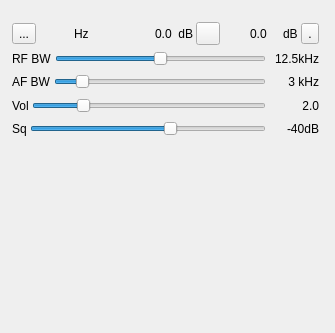
Old version of the form plugins/channel/bfm/bfmdemodgui.ui in the repository f4exb/sdrangel.
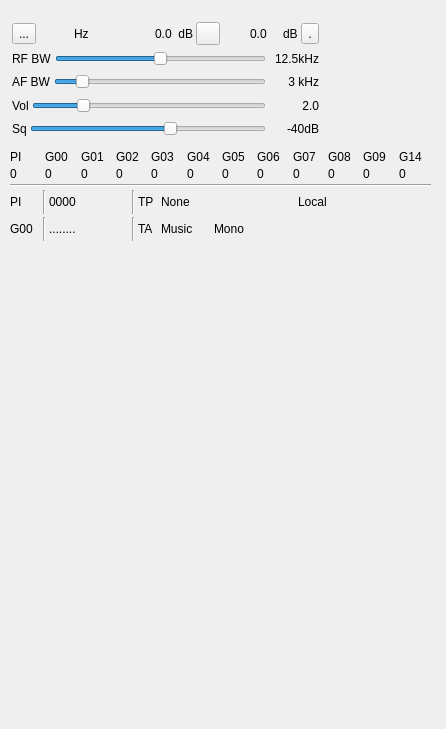
New version of the form. Icons and pictures are not drawn. Custom widgets are drawn as their Qt base class.

Commit message: BFM demod: RDS GUI part #1: counters, PI and Group 0

```diff
--- a/plugins/channel/bfm/bfmdemodgui.ui
+++ b/plugins/channel/bfm/bfmdemodgui.ui
@@ -6,8 +6,8 @@
    <rect>
     <x>0</x>
     <y>0</y>
-    <width>335</width>
-    <height>333</height>
+    <width>446</width>
+    <height>729</height>
    </rect>
   </property>
   <property name="windowTitle">
@@ -399,7 +399,7 @@
    <property name="geometry">
     <rect>
      <x>10</x>
-     <y>160</y>
+     <y>560</y>
      <width>311</width>
      <height>151</height>
     </rect>
@@ -431,6 +431,364 @@
     </item>
    </layout>
   </widget>
+  <widget class="QWidget" name="rdsContainer" native="true">
+   <property name="geometry">
+    <rect>
+     <x>10</x>
+     <y>150</y>
+     <width>421</width>
+     <height>91</height>
+    </rect>
+   </property>
+   <property name="windowTitle">
+    <string>RDS data</string>
+   </property>
+   <layout class="QVBoxLayout" name="rdsLayout">
+    <property name="spacing">
+     <number>3</number>
+    </property>
+    <item>
+     <layout class="QGridLayout" name="countersLayout">
+      <item row="0" column="0">
+       <widget class="QLabel" name="piCountLabel">
+        <property name="text">
+         <string>PI</string>
+        </property>
+       </widget>
+      </item>
+      <item row="1" column="0">
+       <widget class="QLabel" name="piCountText">
+        <property name="text">
+         <string>0</string>
+        </property>
+       </widget>
+      </item>
+      <item row="0" column="1">
+       <widget class="QLabel" name="g00CountLabel">
+        <property name="text">
+         <string>G00</string>
+        </property>
+       </widget>
+      </item>
+      <item row="1" column="1">
+       <widget class="QLabel" name="g00CountText">
+        <property name="text">
+         <string>0</string>
+        </property>
+       </widget>
+      </item>
+      <item row="0" column="4">
+       <widget class="QLabel" name="g03CountLabel">
+        <property name="text">
+         <string>G03</string>
+        </property>
+       </widget>
+      </item>
+      <item row="0" column="2">
+       <widget class="QLabel" name="g01CountLabel">
+        <property name="text">
+         <string>G01</string>
+        </property>
+       </widget>
+      </item>
+      <item row="1" column="2">
+       <widget class="QLabel" name="g01CountText">
+        <property name="text">
+         <string>0</string>
+        </property>
+       </widget>
+      </item>
+      <item row="0" column="3">
+       <widget class="QLabel" name="g02CountLabel">
+        <property name="text">
+         <string>G02</string>
+        </property>
+       </widget>
+      </item>
+      <item row="1" column="3">
+       <widget class="QLabel" name="g02CountText">
+        <property name="text">
+         <string>0</string>
+        </property>
+       </widget>
+      </item>
+      <item row="0" column="9">
+       <widget class="QLabel" name="g08CountLabel">
+        <property name="text">
+         <string>G08</string>
+        </property>
+       </widget>
+      </item>
+      <item row="0" column="8">
+       <widget class="QLabel" name="g07CountLabel">
+        <property name="text">
+         <string>G07</string>
+        </property>
+       </widget>
+      </item>
+      <item row="1" column="4">
+       <widget class="QLabel" name="g03CountText">
+        <property name="text">
+         <string>0</string>
+        </property>
+       </widget>
+      </item>
+      <item row="0" column="5">
+       <widget class="QLabel" name="g04CountLabel">
+        <property name="text">
+         <string>G04</string>
+        </property>
+       </widget>
+      </item>
+      <item row="1" column="5">
+       <widget class="QLabel" name="g04CountText">
+        <property name="text">
+         <string>0</string>
+        </property>
+       </widget>
+      </item>
+      <item row="0" column="6">
+       <widget class="QLabel" name="g05CountLabel">
+        <property name="text">
+         <string>G05</string>
+        </property>
+       </widget>
+      </item>
+      <item row="1" column="6">
+       <widget class="QLabel" name="g05CountText">
+        <property name="text">
+         <string>0</string>
+        </property>
+       </widget>
+      </item>
+      <item row="0" column="7">
+       <widget class="QLabel" name="g06CountLabel">
+        <property name="text">
+         <string>G06</string>
+        </property>
+       </widget>
+      </item>
+      <item row="1" column="7">
+       <widget class="QLabel" name="g06CountText">
+        <property name="text">
+         <string>0</string>
+        </property>
+       </widget>
+      </item>
+      <item row="1" column="8">
+       <widget class="QLabel" name="g07CountText">
+        <property name="text">
+         <string>0</string>
+        </property>
+       </widget>
+      </item>
+      <item row="1" column="9">
+       <widget class="QLabel" name="g08CountText">
+        <property name="text">
+         <string>0</string>
+        </property>
+       </widget>
+      </item>
+      <item row="0" column="10">
+       <widget class="QLabel" name="g09CountLabel">
+        <property name="text">
+         <string>G09</string>
+        </property>
+       </widget>
+      </item>
+      <item row="1" column="10">
+       <widget class="QLabel" name="g09CountText">
+        <property name="text">
+         <string>0</string>
+        </property>
+       </widget>
+      </item>
+      <item row="0" column="11">
+       <widget class="QLabel" name="g14CountLabel">
+        <property name="text">
+         <string>G14</string>
+        </property>
+       </widget>
+      </item>
+      <item row="1" column="11">
+       <widget class="QLabel" name="g14CountText">
+        <property name="text">
+         <string>0</string>
+        </property>
+       </widget>
+      </item>
+     </layout>
+    </item>
+    <item>
+     <widget class="Line" name="countSeparator">
+      <property name="orientation">
+       <enum>Qt::Horizontal</enum>
+      </property>
+     </widget>
+    </item>
+    <item>
+     <layout class="QHBoxLayout" name="piDataLayout">
+      <item>
+       <widget class="QLabel" name="piLabel">
+        <property name="maximumSize">
+         <size>
+          <width>30</width>
+          <height>16777215</height>
+         </size>
+        </property>
+        <property name="text">
+         <string>PI</string>
+        </property>
+       </widget>
+      </item>
+      <item>
+       <widget class="Line" name="piSeparator1">
+        <property name="orientation">
+         <enum>Qt::Vertical</enum>
+        </property>
+       </widget>
+      </item>
+      <item>
+       <widget class="QLabel" name="piText">
+        <property name="maximumSize">
+         <size>
+          <width>80</width>
+          <height>16777215</height>
+         </size>
+        </property>
+        <property name="text">
+         <string>0000</string>
+        </property>
+       </widget>
+      </item>
+      <item>
+       <widget class="Line" name="piSeparator2">
+        <property name="orientation">
+         <enum>Qt::Vertical</enum>
+        </property>
+       </widget>
+      </item>
+      <item>
+       <widget class="QLabel" name="piTPIndicator">
+        <property name="maximumSize">
+         <size>
+          <width>20</width>
+          <height>16777215</height>
+         </size>
+        </property>
+        <property name="text">
+         <string>TP</string>
+        </property>
+       </widget>
+      </item>
+      <item>
+       <widget class="QLabel" name="piType">
+        <property name="text">
+         <string>None</string>
+        </property>
+       </widget>
+      </item>
+      <item>
+       <widget class="QLabel" name="piCoverage">
+        <property name="text">
+         <string>Local</string>
+        </property>
+       </widget>
+      </item>
+     </layout>
+    </item>
+    <item>
+     <layout class="QHBoxLayout" name="g00DataLayout">
+      <item>
+       <widget class="QLabel" name="g00Label">
+        <property name="maximumSize">
+         <size>
+          <width>30</width>
+          <height>16777215</height>
+         </size>
+        </property>
+        <property name="text">
+         <string>G00</string>
+        </property>
+       </widget>
+      </item>
+      <item>
+       <widget class="Line" name="g00Separator1">
+        <property name="orientation">
+         <enum>Qt::Vertical</enum>
+        </property>
+       </widget>
+      </item>
+      <item>
+       <widget class="QLabel" name="g00ProgServiceName">
+        <property name="maximumSize">
+         <size>
+          <width>80</width>
+          <height>16777215</height>
+         </size>
+        </property>
+        <property name="text">
+         <string>........</string>
+        </property>
+       </widget>
+      </item>
+      <item>
+       <widget class="Line" name="g00Separator2">
+        <property name="orientation">
+         <enum>Qt::Vertical</enum>
+        </property>
+       </widget>
+      </item>
+      <item>
+       <widget class="QLabel" name="g00TrafficAnnouncement">
+        <property name="maximumSize">
+         <size>
+          <width>20</width>
+          <height>16777215</height>
+         </size>
+        </property>
+        <property name="text">
+         <string>TA</string>
+        </property>
+       </widget>
+      </item>
+      <item>
+       <widget class="QLabel" name="g00MusicSpeech">
+        <property name="maximumSize">
+         <size>
+          <width>50</width>
+          <height>16777215</height>
+         </size>
+        </property>
+        <property name="text">
+         <string>Music</string>
+        </property>
+       </widget>
+      </item>
+      <item>
+       <widget class="QLabel" name="g00MonoStereo">
+        <property name="maximumSize">
+         <size>
+          <width>50</width>
+          <height>16777215</height>
+         </size>
+        </property>
+        <property name="text">
+         <string>Mono</string>
+        </property>
+       </widget>
+      </item>
+      <item>
+       <widget class="QLabel" name="g00AltFrequencies">
+        <property name="text">
+         <string/>
+        </property>
+       </widget>
+      </item>
+     </layout>
+    </item>
+   </layout>
+  </widget>
  </widget>
  <customwidgets>
   <customwidget>
```
The commit also changes 4 other files.
